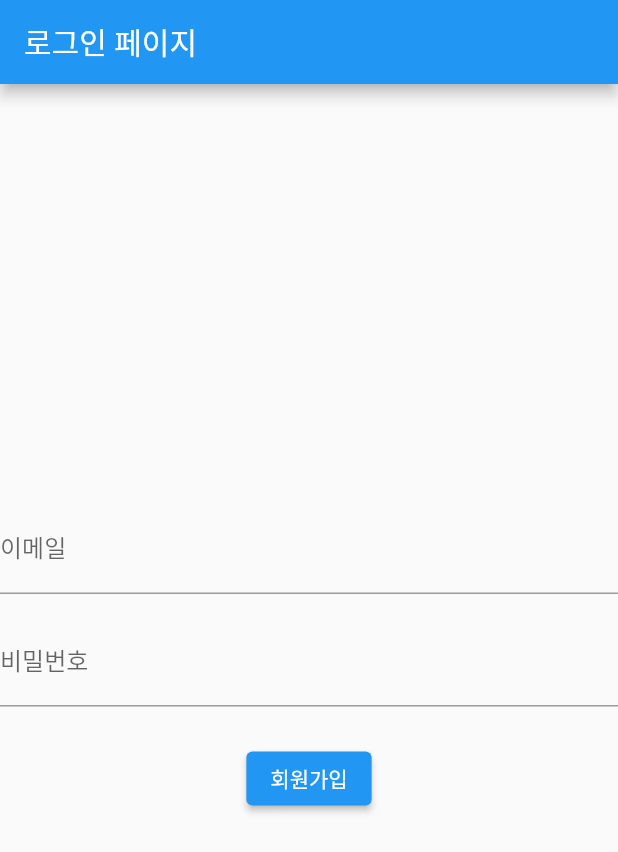
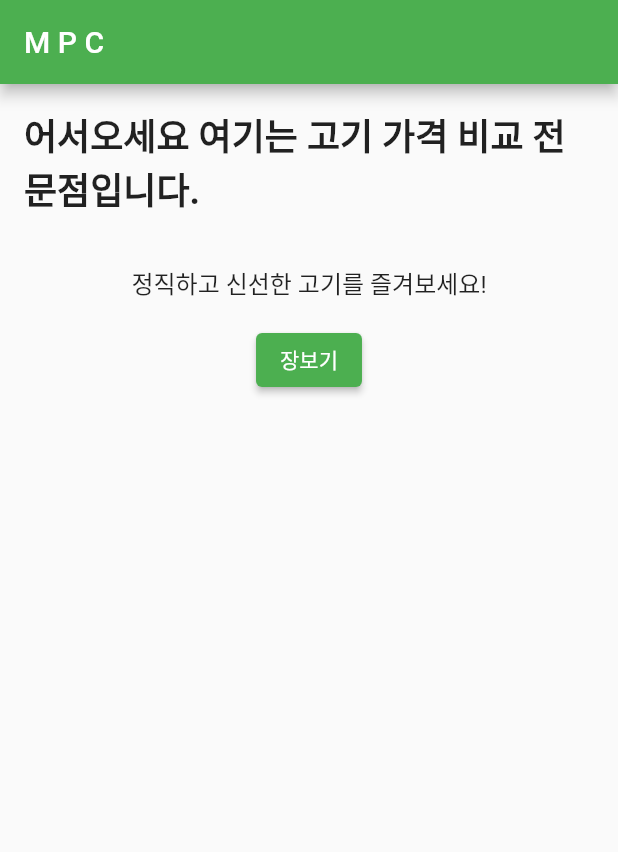
Before and after one commit to kitdd1119/KDH, a Flutter app: the screen it shows after launch, on a phone screen of 412 x 824 dp. Shown: the top 852 px of the screen. Run offline on Flutter 3.47's test engine with Material 2 defaults, Android fonts, the light colour scheme and no system bars.

Commit message:
로그인과 회원가입 UI 구현

```diff
--- a/lib/main.dart
+++ b/lib/main.dart
@@ -4,7 +4,62 @@
 void main() {
   runApp(MyApp());
 }
+class MyApp extends StatelessWidget {
+  @override
+  Widget build(BuildContext context) {
+    return MaterialApp(
+      title: 'M P C',
+      theme: ThemeData(
+        primarySwatch: Colors.green,
+      ),
+      home: HomeScreen(),
+    );
+  }
+}
 
+class HomeScreen extends StatelessWidget {
+  @override
+  Widget build(BuildContext context) {
+    return Scaffold(
+      appBar: AppBar(
+        title: Text('M P C'),
+      ),
+      body: Column(
+        children: [
+          Container(
+            padding: EdgeInsets.all(16),
+            child: Text(
+              '어서오세요 여기는 고기 가격 비교 전문점입니다.', //Meat Price Comparison shop
+              style: TextStyle(
+                fontSize: 24,
+                fontWeight: FontWeight.bold,
+              ),
+            ),
+          ),
+          Container(
+            padding: EdgeInsets.all(16),
+            child: Text(
+              '정직하고 신선한 고기를 즐겨보세요!',
+              style: TextStyle(
+                fontSize: 16,
+              ),
+            ),
+          ),
+          ElevatedButton(
+            onPressed: () {
+              Navigator.push(
+                context,
+                MaterialPageRoute(builder: (context) => LoginPage()),
+              );
+            },
+            child: Text('장보기'),
+          ),
+        ],
+      ),
+    );
+  }
+}
+/*
 class MyApp extends StatelessWidget {
   @override
   Widget build(BuildContext context) {
@@ -15,7 +70,7 @@
     );
   }
 }
-
+*/
 class SignupPage extends StatelessWidget {
   @override
   Widget build(BuildContext context) {
@@ -50,8 +105,43 @@
             ElevatedButton( // RaisedButton 대신 ElevatedButton으로 변경
               onPressed: () {
                 // 회원가입 버튼을 눌렀을 때 실행될 코드
+                Navigator.push(
+                  context,
+                  MaterialPageRoute(builder: (context) => SignupSuccessPage()),
+                ).then((value) {
+                  // 회원가입 성공 후에 기본 창으로 돌아갈 때 실행될 코드
+                  Navigator.pop(context);
+                });
               },
               child: Text('회원가입'),
+            ),
+          ],
+        ),
+      ),
+    );
+  }
+}
+
+class SignupSuccessPage extends StatelessWidget {
+  @override
+  Widget build(BuildContext context) {
+    return Scaffold(
+      appBar: AppBar(
+        title: Text('회원가입 완료'),
+      ),
+      body: Center(
+        child: Column(
+          mainAxisAlignment: MainAxisAlignment.center,
+          children: <Widget>[
+            Icon(
+              Icons.check_circle_outline,
+              size: 80.0,
+              color: Colors.green,
+            ),
+            SizedBox(height: 16.0),
+            Text(
+              '회원가입이 완료되었습니다!',
+              style: TextStyle(fontSize: 24.0, fontWeight: FontWeight.bold),
             ),
           ],
         ),
```
